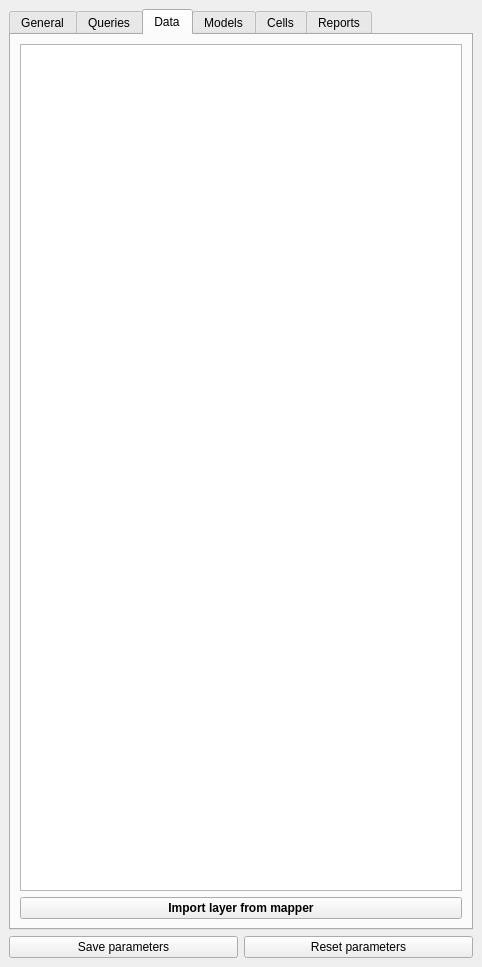
The window that eco_model/eco_model_dockwidget_base.ui (bvthomsen/climateecomodel) describes before a commit, drawn with Qt 5.
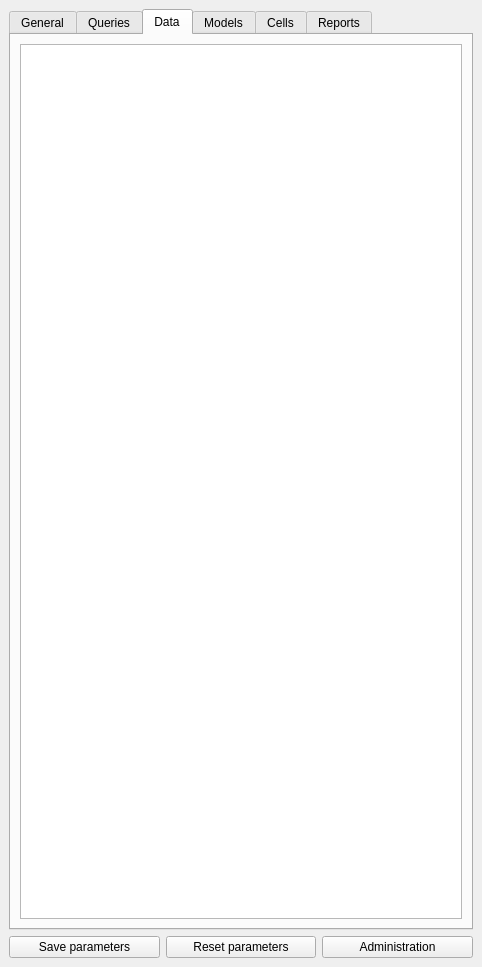
The same window after the commit. The open tabs and pages were chosen to show the change.

```diff
--- a/eco_model/eco_model_dockwidget_base.ui
+++ b/eco_model/eco_model_dockwidget_base.ui
@@ -135,19 +135,6 @@
         <item>
          <widget class="QTreeView" name="tvData"/>
         </item>
-        <item>
-         <widget class="QPushButton" name="pbDataImport">
-          <property name="font">
-           <font>
-            <weight>75</weight>
-            <bold>true</bold>
-           </font>
-          </property>
-          <property name="text">
-           <string>Import layer from mapper</string>
-          </property>
-         </widget>
-        </item>
        </layout>
       </widget>
       <widget class="QWidget" name="tab_2">
@@ -632,6 +619,13 @@
         </property>
        </widget>
       </item>
+      <item>
+       <widget class="QPushButton" name="pbAdministration">
+        <property name="text">
+         <string>Administration</string>
+        </property>
+       </widget>
+      </item>
      </layout>
     </item>
    </layout>
```
Left out of the diff: 6 changed lines with no effect on the pictures.
